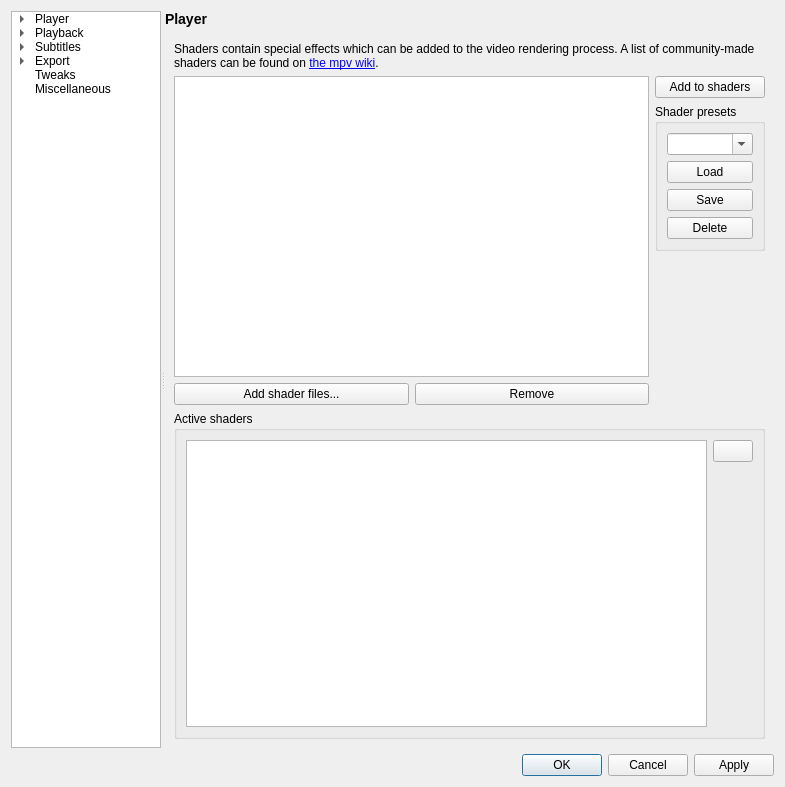
Before: the Qt Designer form settingswindow.ui in mpc-qt/mpc-qt, drawn with Qt 5.
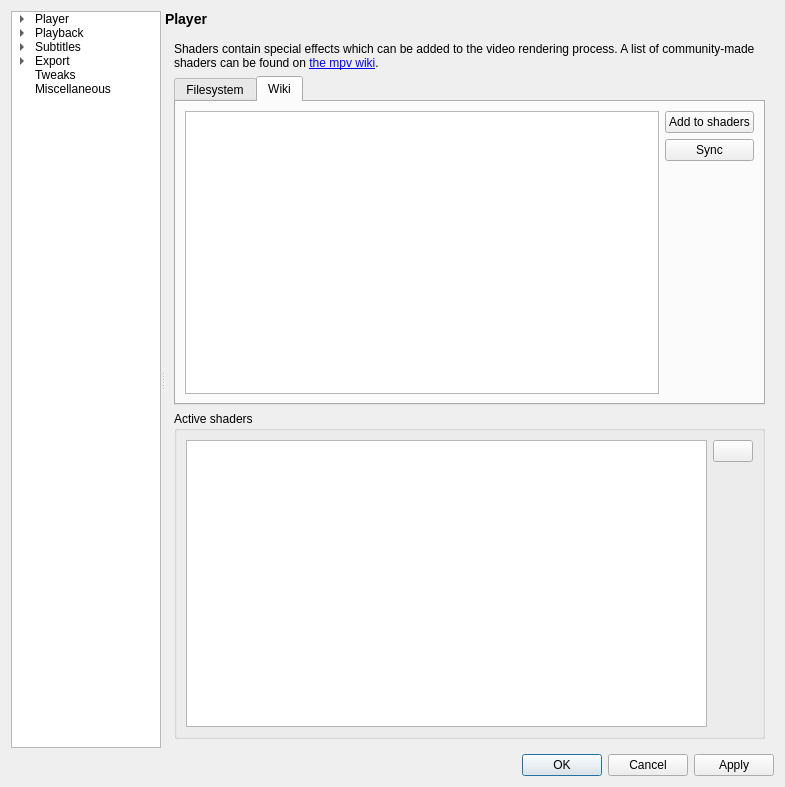
After: the same form once the commit is applied.

Commit message: settingswindow: add wiki importing stubs

What changed in the file:
```diff
--- a/settingswindow.ui
+++ b/settingswindow.ui
@@ -3788,7 +3788,7 @@
           </layout>
          </widget>
          <widget class="QWidget" name="shadersPage">
-          <layout class="QVBoxLayout" name="verticalLayout_14">
+          <layout class="QVBoxLayout" name="verticalLayout_18">
            <item>
             <widget class="QLabel" name="label_10">
              <property name="text">
@@ -3803,6 +3803,14 @@
             </widget>
            </item>
            <item>
+            <widget class="QTabWidget" name="tabWidget">
+             <property name="currentIndex">
+              <number>1</number>
+             </property>
+             <widget class="QWidget" name="shadersFilesTab">
+              <attribute name="title">
+               <string>Filesystem</string>
+              </attribute>
             <layout class="QHBoxLayout" name="horizontalLayout_3">
              <item>
               <layout class="QVBoxLayout" name="verticalLayout_17">
@@ -3827,7 +3835,7 @@
                  <item>
                   <widget class="QPushButton" name="shadersAddFile">
                    <property name="text">
-                    <string>Add shader files...</string>
+                      <string>Add shader file(s)...</string>
                    </property>
                   </widget>
                  </item>
@@ -3889,6 +3897,54 @@
                 </widget>
                </item>
                <item>
+                  <spacer name="verticalSpacer_15">
+                   <property name="orientation">
+                    <enum>Qt::Vertical</enum>
+                   </property>
+                   <property name="sizeHint" stdset="0">
+                    <size>
+                     <width>20</width>
+                     <height>40</height>
+                    </size>
+                   </property>
+                  </spacer>
+                 </item>
+                </layout>
+               </item>
+              </layout>
+             </widget>
+             <widget class="QWidget" name="shadersWikiTab">
+              <attribute name="title">
+               <string>Wiki</string>
+              </attribute>
+              <layout class="QHBoxLayout" name="horizontalLayout_6">
+               <item>
+                <widget class="QListWidget" name="shadersWikiList">
+                 <property name="dragDropMode">
+                  <enum>QAbstractItemView::InternalMove</enum>
+                 </property>
+                 <property name="defaultDropAction">
+                  <enum>Qt::IgnoreAction</enum>
+                 </property>
+                </widget>
+               </item>
+               <item>
+                <layout class="QVBoxLayout" name="verticalLayout_14">
+                 <item>
+                  <widget class="QPushButton" name="shadersWikiAdd">
+                   <property name="text">
+                    <string>Add to shaders</string>
+                   </property>
+                  </widget>
+                 </item>
+                 <item>
+                  <widget class="QPushButton" name="shadersWikiSync">
+                   <property name="text">
+                    <string>Sync</string>
+                   </property>
+                  </widget>
+                 </item>
+                 <item>
                 <spacer name="verticalSpacer_6">
                  <property name="orientation">
                   <enum>Qt::Vertical</enum>
@@ -3904,6 +3960,8 @@
               </layout>
              </item>
             </layout>
+             </widget>
+            </widget>
            </item>
            <item>
             <widget class="QGroupBox" name="groupBox_14">
```
Lines whose indentation alone changed are shown as unchanged. The commit also changes 2 other files.
